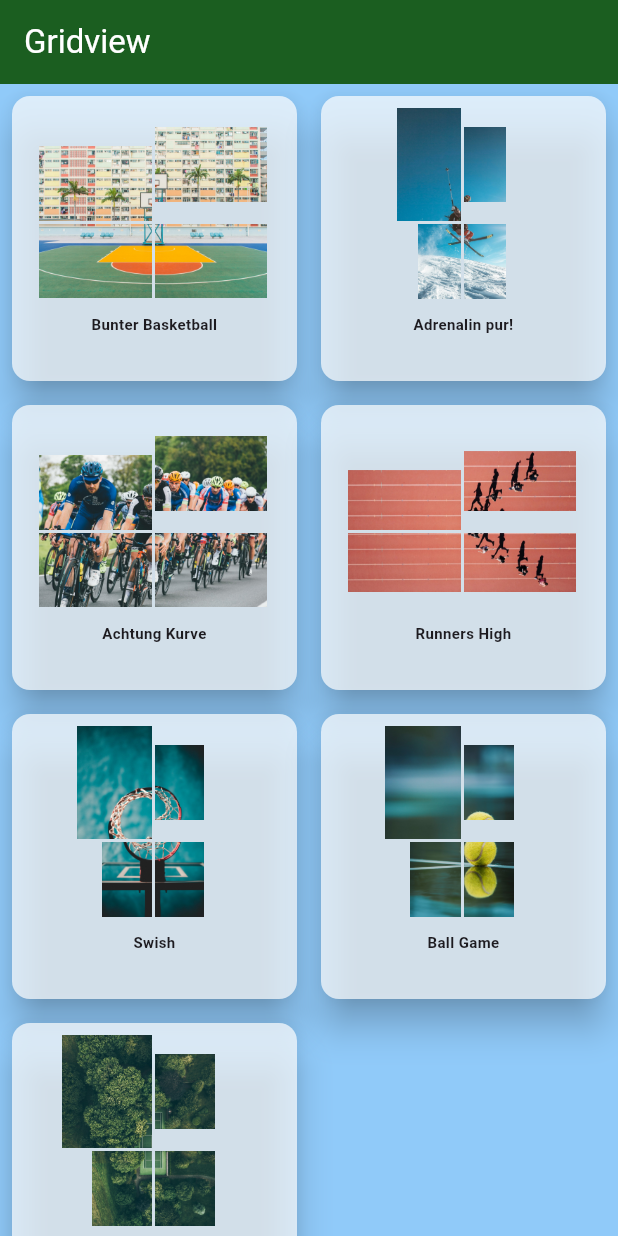
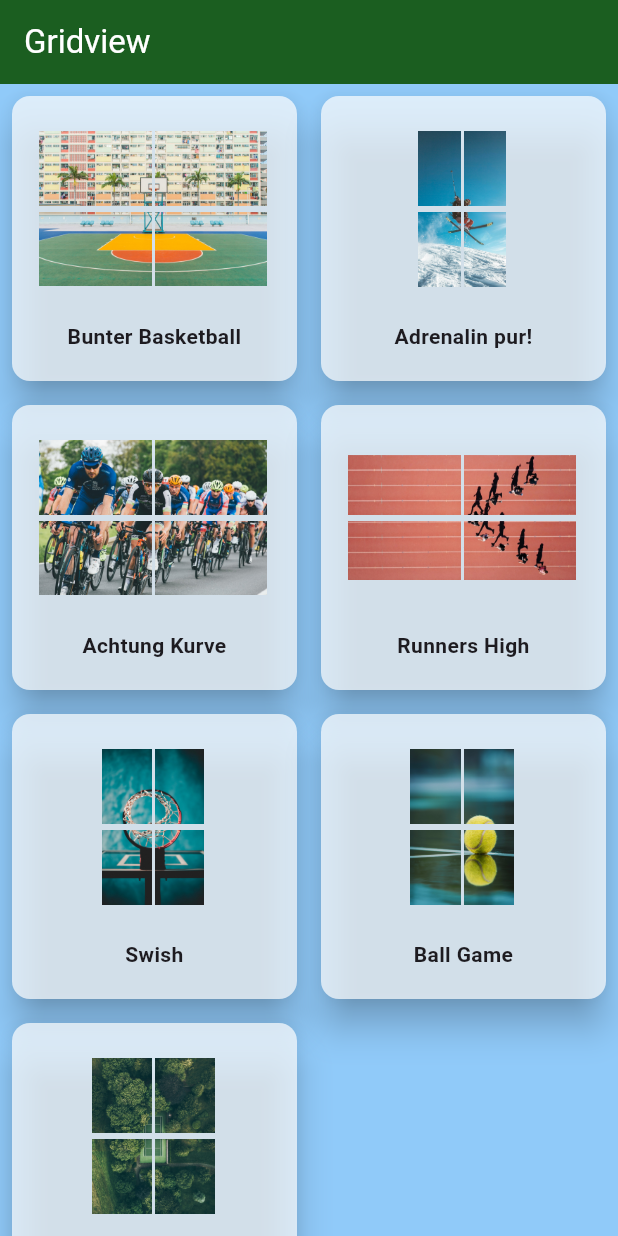
Before and after one commit to AkademieDirk/gallery_app, a Flutter app: the screen it shows after launch, on a phone screen of 412 x 824 dp. Run offline on Flutter 3.47's test engine with Material 3 defaults, Android fonts, the phone set to English and light mode, and no system bars.

```diff
--- a/lib/experiment.dart/puzzle_effect.dart
+++ b/lib/experiment.dart/puzzle_effect.dart
@@ -21,7 +21,7 @@ class PuzzleImage extends StatelessWidget {
                       child: Image(
                         image: AssetImage(imagePath),
                         width: 150,
-                        height: 150,
+                        height: 100,
                       ))),
               // Zweites Teil
               Padding(
--- /dev/null
+++ b/lib/features/galleryview/lists/author_data.dart
@@ -0,0 +1,12 @@
+import 'package:gallery_app/widgets/author_item.dart';
+
+List<AuthorItem> authorData = [
+  AuthorItem(
+    authorName: 'Kaya Müller',
+    authorProfession: "Fotograf",
+    authorage: 43,
+    authorDescription:
+        "Mein Name ist Kaya Müller, ein Fotograf im Alter von 32 Jahren, der die Welt durch die Linse entdeckt. Mit einem Hintergrund in der visuellen Kunst und jahrelanger Erfahrung in der Fotografie habe ich einen Blick für die Schönheit im Alltäglichen entwickelt. Meine Spezialität liegt in der Sport- und Naturfotografie, wo ich das Spiel von Licht und Schatten einfange, um emotionale und aussagekräftige Bilder zu schaffen.\n\nIch glaube daran, dass jeder Moment einzigartig ist und seine eigene Geschichte erzählt. In meinen Arbeiten strebe ich danach, diese Geschichten visuell zu interpretieren und sie durch kreative Kompositionen und Nuancen zum Leben zu erwecken. Meine fotografische Reise hat mich durch verschiedene Länder geführt, wo ich die Vielfalt der Kulturen und Landschaften festhalte, immer auf der Suche nach neuen Perspektiven und Herausforderungen.\n\nMein Anspruch ist es, mit meinen Bildern nicht nur zu dokumentieren, sondern auch zu inspirieren und zu berühren. Jeder Auftrag und jedes Projekt ist für mich eine Möglichkeit, meine Leidenschaft und mein Können zu zeigen und eine Verbindung zwischen dem Betrachter und dem Bild herzustellen.",
+    authorImagePath: 'assets/images/kaya.jpeg',
+  )
+];
--- a/lib/features/galleryview/screens/home_screen.dart
+++ b/lib/features/galleryview/screens/home_screen.dart
@@ -1,12 +1,19 @@
 import 'package:flutter/material.dart';
 import 'package:gallery_app/experiment.dart/puzzle_effect.dart';
+import 'package:gallery_app/features/galleryview/lists/author_data.dart';
 import 'package:gallery_app/features/galleryview/lists/gallery_data.dart';
 import 'package:gallery_app/features/galleryview/screens/details_screen.dart';
+import 'package:gallery_app/widgets/author_item.dart';
 import 'package:gallery_app/widgets/gallery_item.dart';
 
 class HomeScreen extends StatefulWidget {
-  const HomeScreen({super.key, required this.galleryData});
+  const HomeScreen({
+    super.key,
+    required this.galleryData,
+    required this.authorData,
+  });
   final List<GalleryItem> galleryData;
+  final List<AuthorItem> authorData;
   @override
   State<HomeScreen> createState() => _HomeScreenState();
 }
@@ -33,9 +40,7 @@ class _HomeScreenState extends State<HomeScreen> {
               elevation: 10,
               child: Column(
                 children: [
-                  Padding(
-                    padding: const EdgeInsets.all(8.0),
-                    child: GestureDetector(
+                  GestureDetector(
                     onTap: () {
                       Navigator.push(
                           context,
@@ -44,17 +49,18 @@ class _HomeScreenState extends State<HomeScreen> {
                                     galleryItem: galleryData[index],
                                   )));
                     },
-                      child:
-                          PuzzleImage(imagePath: galleryData[index].imagePath),
+                    child: SizedBox(
+                        height: 150,
+                        child: PuzzleImage(
+                            imagePath: galleryData[index].imagePath)),
                     //radius: 60,
                     // backgroundImage:
-                    ),
                   ),
                   //   ),
                   Text(
                     textAlign: TextAlign.center,
                     galleryData[index].imageTitle,
-                    style: TextStyle(fontSize: 10, fontWeight: FontWeight.bold),
+                    style: TextStyle(fontSize: 14, fontWeight: FontWeight.bold),
                   ),
                 ],
               ),
--- a/lib/features/profile/kaya_müller_text.txt
+++ b/lib/features/profile/kaya_müller_text.txt
@@ -1 +1 @@
-eine Leidenschaft und mein Können zu zeigen und eine Verbindung zwischen dem Betrachter und dem Bild herzustellen.""Mein Name ist Kaya Müller, ein Fotograf im Alter von 32 Jahren, der die Welt durch die Linse entdeckt. Mit einem Hintergrund in der visuellen Kunst und jahrelanger Erfahrung in der Fotografie habe ich einen Blick für die Schönheit im Alltäglichen entwickelt. Meine Spezialität liegt in der Sport- und Naturfotografie, wo ich das Spiel von Licht und Schatten einfange, um emotionale und aussagekräftige Bilder zu schaffen.\n\nIch glaube daran, dass jeder Moment einzigartig ist und seine eigene Geschichte erzählt. In meinen Arbeiten strebe ich danach, diese Geschichten visuell zu interpretieren und sie durch kreative Kompositionen und Nuancen zum Leben zu erwecken. Meine fotografische Reise hat mich durch verschiedene Länder geführt, wo ich die Vielfalt der Kulturen und Landschaften festhalte, immer auf der Suche nach neuen Perspektiven und Herausforderungen.\n\nMein Anspruch ist es, mit meinen Bildern nicht nur zu dokumentieren, sondern auch zu inspirieren und zu berühren. Jeder Auftrag und jedes Projekt ist für mich eine Möglichkeit, m
+"Mein Name ist Kaya Müller, ein Fotograf im Alter von 32 Jahren, der die Welt durch die Linse entdeckt. Mit einem Hintergrund in der visuellen Kunst und jahrelanger Erfahrung in der Fotografie habe ich einen Blick für die Schönheit im Alltäglichen entwickelt. Meine Spezialität liegt in der Sport- und Naturfotografie, wo ich das Spiel von Licht und Schatten einfange, um emotionale und aussagekräftige Bilder zu schaffen.\n\nIch glaube daran, dass jeder Moment einzigartig ist und seine eigene Geschichte erzählt. In meinen Arbeiten strebe ich danach, diese Geschichten visuell zu interpretieren und sie durch kreative Kompositionen und Nuancen zum Leben zu erwecken. Meine fotografische Reise hat mich durch verschiedene Länder geführt, wo ich die Vielfalt der Kulturen und Landschaften festhalte, immer auf der Suche nach neuen Perspektiven und Herausforderungen.\n\nMein Anspruch ist es, mit meinen Bildern nicht nur zu dokumentieren, sondern auch zu inspirieren und zu berühren. Jeder Auftrag und jedes Projekt ist für mich eine Möglichkeit, meine Leidenschaft und mein Können zu zeigen und eine Verbindung zwischen dem Betrachter und dem Bild herzustellen."
--- a/lib/main.dart
+++ b/lib/main.dart
@@ -6,7 +6,7 @@ import 'package:gallery_app/features/galleryview/screens/home_screen.dart';
 
 void main() {
   runApp(const HomeScreen(
-    galleryData: [],
+    galleryData: [], authorData: [],
 
     //  galleryData: []
   ));
--- /dev/null
+++ b/lib/widgets/author_item.dart
@@ -0,0 +1,14 @@
+class AuthorItem {
+  late final String authorName;
+  late final int authorage;
+  late final String authorDescription;
+  late final String authorImagePath;
+  late final String authorProfession;
+
+  AuthorItem(
+      {required this.authorName,
+      required this.authorage,
+      required this.authorDescription,
+      required this.authorImagePath,
+      required this.authorProfession});
+}
```
Also changed, not shown: lib/features/galleryview/screens/details_screen.dart (+11 -7 lines), lib/features/profile/screens/profile_screen.dart (+16 -19 lines). Lines whose indentation alone changed are shown as unchanged.
